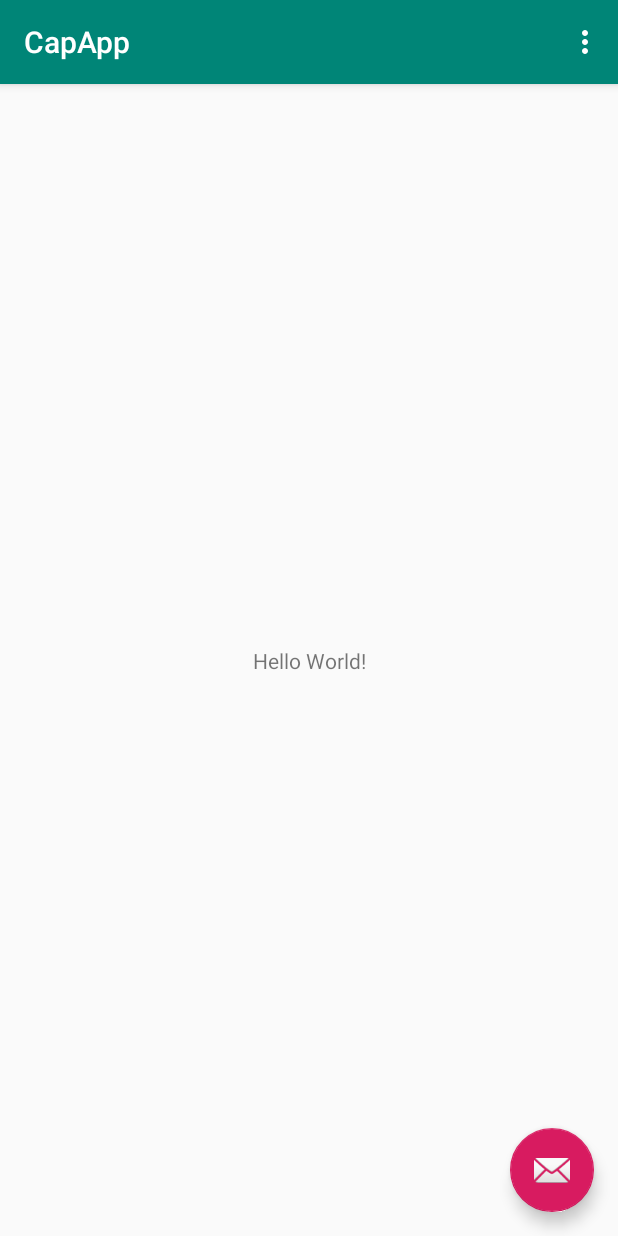
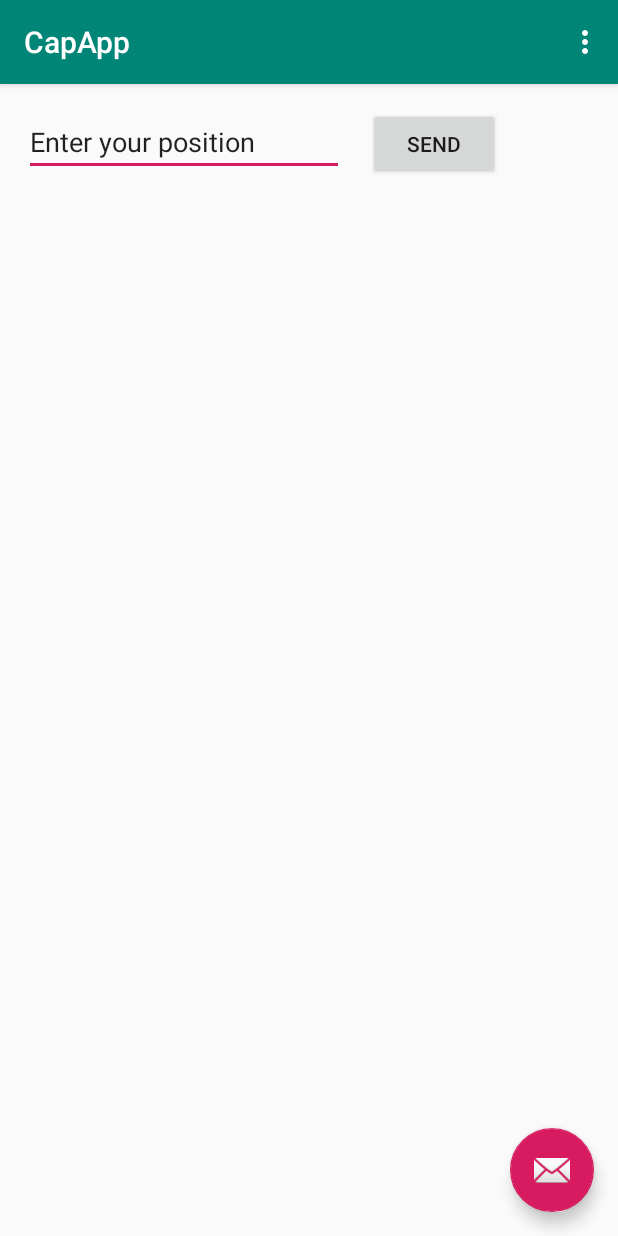
Before and after one commit to auszhang/ECE180D-Project, an Android app: the screen it shows after launch (MainActivity), on a phone screen of 412 x 824 dp. Run offline under Robolectric (Android 15) with nearby library versions, the phone set to English and light mode, and no system bars.

Commit message:
added dummy form

```diff
--- a/CapApp/app/src/main/res/layout/content_main.xml
+++ b/CapApp/app/src/main/res/layout/content_main.xml
@@ -8,13 +8,26 @@
     tools:context=".MainActivity"
     tools:showIn="@layout/activity_main">
 
-    <TextView
+    <EditText
+        android:id="@+id/editText"
         android:layout_width="wrap_content"
         android:layout_height="wrap_content"
-        android:text="Hello World!"
-        app:layout_constraintBottom_toBottomOf="parent"
-        app:layout_constraintLeft_toLeftOf="parent"
-        app:layout_constraintRight_toRightOf="parent"
+        android:layout_marginStart="16dp"
+        android:layout_marginLeft="16dp"
+        android:layout_marginTop="16dp"
+        android:ems="10"
+        android:inputType="textPersonName"
+        android:text="@string/edit_position"
+        app:layout_constraintStart_toStartOf="parent"
         app:layout_constraintTop_toTopOf="parent" />
 
+    <Button
+        android:id="@+id/button"
+        android:layout_width="wrap_content"
+        android:layout_height="wrap_content"
+        android:layout_marginStart="16dp"
+        android:layout_marginLeft="16dp"
+        android:text="@string/button_send"
+        app:layout_constraintBaseline_toBaselineOf="@+id/editText"
+        app:layout_constraintStart_toEndOf="@+id/editText" />
 </androidx.constraintlayout.widget.ConstraintLayout>
--- a/CapApp/app/src/main/res/values/strings.xml
+++ b/CapApp/app/src/main/res/values/strings.xml
@@ -1,4 +1,6 @@
 <resources>
     <string name="app_name">CapApp</string>
     <string name="action_settings">Settings</string>
+    <string name="edit_position">Enter your position</string>
+    <string name="button_send">Send</string>
 </resources>
```
Also changed, not shown: CapApp/app/src/main/AndroidManifest.xml (line endings or trailing spaces).
